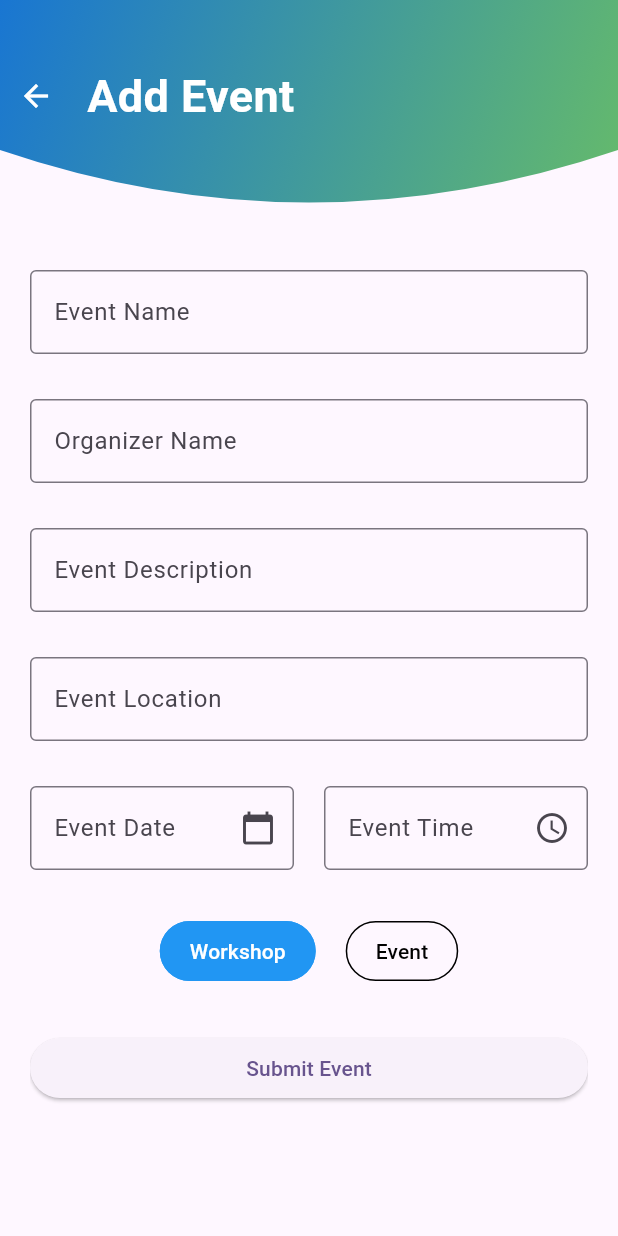
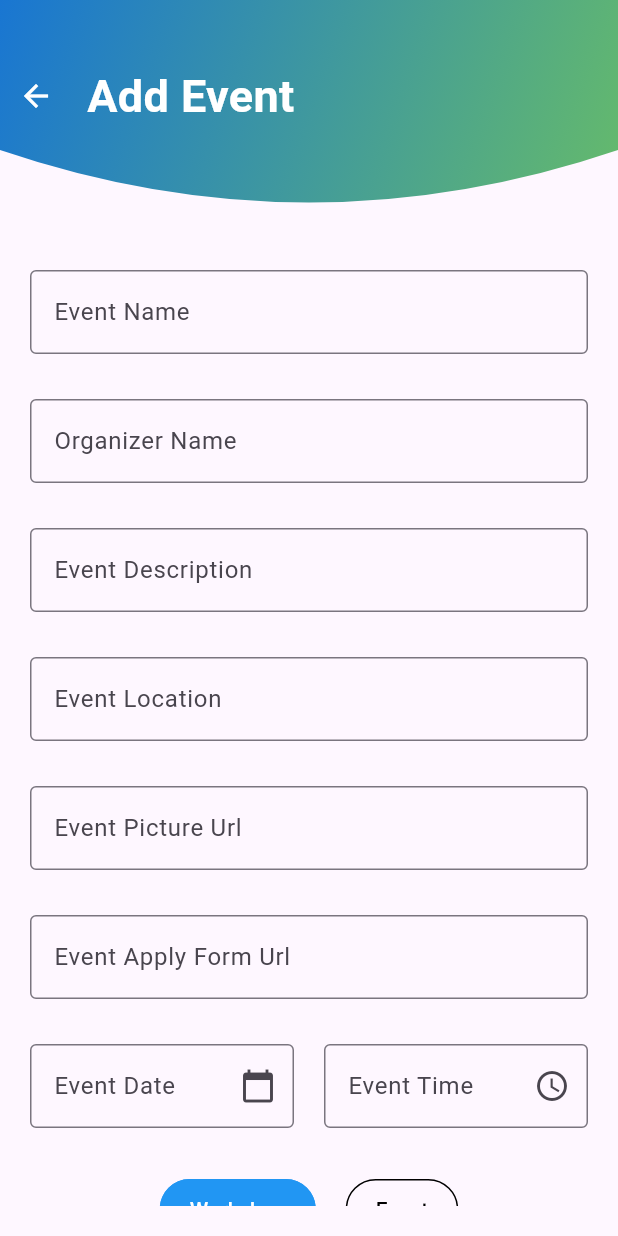
Before and after one commit to Manodya654/haritha_connect, a Flutter app: the AddEventScreen screen opened by its route, on a phone screen of 412 x 824 dp. Run offline on Flutter 3.47's test engine with Material 3 defaults, Android fonts, the phone set to English and light mode, and no system bars; our stand-ins replace cloud_firestore, firebase_core, fluttertoast, random_string; accounts and stored records are empty; network calls fail.

Commit message:
updated events page

```diff
--- a/lib/main.dart
+++ b/lib/main.dart
@@ -1,6 +1,7 @@
 import 'package:flutter/material.dart';
 import 'package:haritha_connect/pages/ADEvent.dart';
 import 'package:haritha_connect/pages/courses.dart';
+import 'package:haritha_connect/pages/event_details.dart';
 import 'package:haritha_connect/pages/events.dart';
 import 'package:haritha_connect/pages/jobs.dart';
 import 'package:haritha_connect/pages/profile_page.dart';
@@ -16,7 +17,7 @@ void main() async {
       colorScheme: ColorScheme.fromSeed(seedColor: Colors.deepPurple),
       useMaterial3: true,
     ),
-    initialRoute: '/events',
+    initialRoute: '/eventdetails',
     routes: {
       '/home': (context) => Jobs(),
       '/events': (context) => Events(),
@@ -26,6 +27,7 @@ void main() async {
       '/addprofile':(context)=>AddProfileScreen(),
       '/profile':(context) => ProfilePage(),
       '/adevent':(context) => AddEventScreen(),
+      '/eventdetails':(context) => EventDetails(eventId: 'defaultEventId'),
     },
   ));
 }
--- a/lib/pages/ADEvent.dart
+++ b/lib/pages/ADEvent.dart
@@ -1,9 +1,10 @@
+import 'package:cloud_firestore/cloud_firestore.dart';
 import 'package:flutter/material.dart';
 import 'package:haritha_connect/components/Components.dart';
 import 'package:random_string/random_string.dart';
 import 'package:fluttertoast/fluttertoast.dart';
+import 'package:haritha_connect/pages/events.dart';
 import '../service/Database.dart';
-
 
 class AddEventScreen extends StatefulWidget {
   @override
@@ -13,13 +14,16 @@ class AddEventScreen extends StatefulWidget {
 class _AddEventScreenState extends State<AddEventScreen> {
   final _formKey = GlobalKey<FormState>();
 
-  TextEditingController  _EventController = TextEditingController();
-  TextEditingController  _OrganizerController = TextEditingController();
-  TextEditingController  _DescriptionController = TextEditingController();
-  TextEditingController  _LocationController = TextEditingController();
+  TextEditingController _EventController = TextEditingController();
+  TextEditingController _OrganizerController = TextEditingController();
+  TextEditingController _DescriptionController = TextEditingController();
+  TextEditingController _LocationController = TextEditingController();
   TextEditingController _dateController = TextEditingController();
   TextEditingController _timeController = TextEditingController();
-  String  _eventType = "Workshop";
+  TextEditingController _pictureController = TextEditingController();
+  TextEditingController _applyFormController = TextEditingController();
+
+  String _eventType = "Workshop";
 
   Future<void> _selectDate(BuildContext context) async {
     DateTime? pickedDate = await showDatePicker(
@@ -49,8 +53,6 @@ class _AddEventScreenState extends State<AddEventScreen> {
     }
   }
 
-
-
   @override
   Widget build(BuildContext context) {
     return Scaffold(
@@ -62,14 +64,18 @@ class _AddEventScreenState extends State<AddEventScreen> {
               child: Column(
                 crossAxisAlignment: CrossAxisAlignment.start,
                 children: [
-                  const SizedBox(height: 40),   Row(
+                  const SizedBox(height: 40),
+                  Row(
                     children: [
                       // Padding(
                       // padding: EdgeInsets.only(left: 20.0),
                       // child: IconButton(
                       IconButton(
                         onPressed: () {
-                          Navigator.pop(context);
+                          Navigator.pushReplacement(
+                            context,
+                            MaterialPageRoute(builder: (context) => Events()),
+                          );
                         },
                         icon: Icon(Icons.arrow_back),
                         color: Colors.white,
@@ -88,7 +94,6 @@ class _AddEventScreenState extends State<AddEventScreen> {
               ),
             ),
           ),
-
           Positioned(
             top: 130,
             left: 20,
@@ -110,7 +115,8 @@ class _AddEventScreenState extends State<AddEventScreen> {
                           labelText: "Event Name",
                           border: OutlineInputBorder(),
                         ),
-                        validator: (value) => value!.isEmpty ? "Please enter event name" : null,
+                        validator: (value) =>
+                        value!.isEmpty ? "Please enter event name" : null,
                       ),
                       const SizedBox(height: 30),
                       TextFormField(
@@ -119,7 +125,9 @@ class _AddEventScreenState extends State<AddEventScreen> {
                           labelText: "Organizer Name",
                           border: OutlineInputBorder(),
                         ),
-                        validator: (value) => value!.isEmpty ? "Please enter organizer name" : null,
+                        validator: (value) => value!.isEmpty
+                            ? "Please enter organizer name"
+                            : null,
                       ),
                       const SizedBox(height: 30),
                       TextFormField(
@@ -128,7 +136,9 @@ class _AddEventScreenState extends State<AddEventScreen> {
                           labelText: "Event Description",
                           border: OutlineInputBorder(),
                         ),
-                        validator: (value) => value!.isEmpty ? "Please enter event description" : null,
+                        validator: (value) => value!.isEmpty
+                            ? "Please enter event description"
+                            : null,
                       ),
                       const SizedBox(height: 30),
                       TextFormField(
@@ -137,7 +147,36 @@ class _AddEventScreenState extends State<AddEventScreen> {
                           labelText: "Event Location",
                           border: OutlineInputBorder(),
                         ),
-                        validator: (value) => value!.isEmpty ? "Please enter event location" : null,
+                        validator: (value) => value!.isEmpty
+                            ? "Please enter event location"
+                            : null,
+                      ),
+                      const SizedBox(height: 30),
+
+                      TextFormField(
+                        controller: _pictureController,
+                        readOnly: false,
+                        enabled: true,
+                        enableInteractiveSelection: true,
+                        decoration: const InputDecoration(
+                          labelText: "Event Picture Url",
+                          border: OutlineInputBorder(),
+                        ),
+                        validator: (value) => value!.isEmpty
+                            ? "Please enter event Picture as url"
+                            : null,
+                      ),
+                      const SizedBox(height: 30),
+
+                      TextFormField(
+                        controller: _applyFormController,
+                        decoration: const InputDecoration(
+                          labelText: "Event Apply Form Url",
+                          border: OutlineInputBorder(),
+                        ),
+                        validator: (value) => value!.isEmpty
+                            ? "Please enter apply form url"
+                            : null,
                       ),
                       const SizedBox(height: 30),
 
@@ -153,7 +192,9 @@ class _AddEventScreenState extends State<AddEventScreen> {
                                 suffixIcon: Icon(Icons.calendar_today),
                               ),
                               onTap: () => _selectDate(context),
-                              validator: (value) => value!.isEmpty ? "Please select event date" : null,
+                              validator: (value) => value!.isEmpty
+                                  ? "Please select event date"
+                                  : null,
                             ),
                           ),
                           const SizedBox(width: 20),
@@ -167,7 +208,9 @@ class _AddEventScreenState extends State<AddEventScreen> {
                                 suffixIcon: Icon(Icons.access_time),
                               ),
                               onTap: () => _selectTime(context),
-                              validator: (value) => value!.isEmpty ? "Please select event time" : null,
+                              validator: (value) => value!.isEmpty
+                                  ? "Please select event time"
+                                  : null,
                             ),
                           ),
                         ],
@@ -185,13 +228,22 @@ class _AddEventScreenState extends State<AddEventScreen> {
                               });
                             },
                             style: OutlinedButton.styleFrom(
-                              backgroundColor: _eventType == "Workshop" ? Colors.blue : Colors.transparent,
-                              side: BorderSide(color: _eventType == "Workshop" ? Colors.blue : Colors.black),
-                              padding: EdgeInsets.symmetric(horizontal: 20, vertical: 10),
+                              backgroundColor: _eventType == "Workshop"
+                                  ? Colors.blue
+                                  : Colors.transparent,
+                              side: BorderSide(
+                                  color: _eventType == "Workshop"
+                                      ? Colors.blue
+                                      : Colors.black),
+                              padding: EdgeInsets.symmetric(
+                                  horizontal: 20, vertical: 10),
                             ),
                             child: Text(
                               "Workshop",
-                              style: TextStyle(color: _eventType == "Workshop" ? Colors.white : Colors.black),
+                              style: TextStyle(
+                                  color: _eventType == "Workshop"
+                                      ? Colors.white
+                                      : Colors.black),
                             ),
                           ),
                           SizedBox(width: 20),
@@ -202,13 +254,22 @@ class _AddEventScreenState extends State<AddEventScreen> {
                               });
                             },
                             style: OutlinedButton.styleFrom(
-                              backgroundColor: _eventType == "Event" ? Colors.blue : Colors.transparent,
-                              side: BorderSide(color: _eventType == "Event" ? Colors.blue : Colors.black),
-                              padding: EdgeInsets.symmetric(horizontal: 20, vertical: 10),
+                              backgroundColor: _eventType == "Event"
+                                  ? Colors.blue
+                                  : Colors.transparent,
+                              side: BorderSide(
+                                  color: _eventType == "Event"
+                                      ? Colors.blue
+                                      : Colors.black),
+                              padding: EdgeInsets.symmetric(
+                                  horizontal: 20, vertical: 10),
                             ),
                             child: Text(
                               "Event",
-                              style: TextStyle(color: _eventType == "Event" ? Colors.white : Colors.black),
+                              style: TextStyle(
+                                  color: _eventType == "Event"
+                                      ? Colors.white
+                                      : Colors.black),
                             ),
                           ),
                         ],
@@ -218,18 +279,20 @@ class _AddEventScreenState extends State<AddEventScreen> {
                       SizedBox(
                         width: double.infinity,
                         child: ElevatedButton(
-                          onPressed: () async{
+                          onPressed: () async {
                             String id = randomAlphaNumeric(10);
-                              Map<String,dynamic> addEventMap = {
-
+                            Map<String, dynamic> addEventMap = {
                               "id": id,
                               "EventName": _EventController.text,
                               "OrganizerName": _OrganizerController.text,
                               "EventDescription": _DescriptionController.text,
                               "EventLocation": _LocationController.text,
+                              "EventPicture": _pictureController.text,
+                              "EventJoinLink": _applyFormController.text,
                               "EventType": _eventType,
                               "date": _dateController.text,
                               "time": _timeController.text,
+                              "dateAdded": FieldValue.serverTimestamp(),
                             };
 
                             _dateController.clear();
@@ -237,9 +300,13 @@ class _AddEventScreenState extends State<AddEventScreen> {
                             _EventController.clear();
                             _OrganizerController.clear();
                             _DescriptionController.clear();
+                            _pictureController.clear();
+                            _applyFormController.clear();
                             _LocationController.clear();
 
-                            await  DatabaseMethods().addEvent(addEventMap,id).then((value) {
+                            await DatabaseMethods()
+                                .addEvent(addEventMap, id)
+                                .then((value) {
                               Fluttertoast.showToast(
                                   msg: "Event added successfully",
                                   toastLength: Toast.LENGTH_SHORT,
@@ -247,9 +314,8 @@ class _AddEventScreenState extends State<AddEventScreen> {
                                   timeInSecForIosWeb: 1,
                                   backgroundColor: Colors.red,
                                   textColor: Colors.white,
-                                fontSize: 16.0
-                            );});
-
+                                  fontSize: 16.0);
+                            });
                           },
                           child: Text("Submit Event"),
                         ),
--- a/lib/pages/events.dart
+++ b/lib/pages/events.dart
@@ -125,7 +125,7 @@ class _EventsState extends State<Events> {
                                         Navigator.push(
                                           context,
                                           MaterialPageRoute(
-                                            builder: (context) => EventDetails(),
+                                            builder: (context) => EventDetails(eventId: event.id),
                                           ),
                                         );
                                       },
@@ -177,7 +177,7 @@ class _EventsState extends State<Events> {
                                 Navigator.push(
                                   context,
                                   MaterialPageRoute(
-                                    builder: (context) => EventDetails(),
+                                    builder: (context) => EventDetails(eventId: event.id),
                                   ),
                                 );
                               },
@@ -226,7 +226,7 @@ class _EventsState extends State<Events> {
                                 Navigator.push(
                                   context,
                                   MaterialPageRoute(
-                                    builder: (context) => EventDetails(),
+                                    builder: (context) => EventDetails(eventId: event.id),
                                   ),
                                 );
                               },
@@ -274,7 +274,7 @@ class _EventsState extends State<Events> {
                                 Navigator.push(
                                   context,
                                   MaterialPageRoute(
-                                    builder: (context) => EventDetails(),
+                                    builder: (context) => EventDetails(eventId: event.id),
                                   ),
                                 );
                               },
```
Also changed, not shown: lib/pages/event_details.dart (+73 -100 lines). Lines whose indentation alone changed are shown as unchanged.
